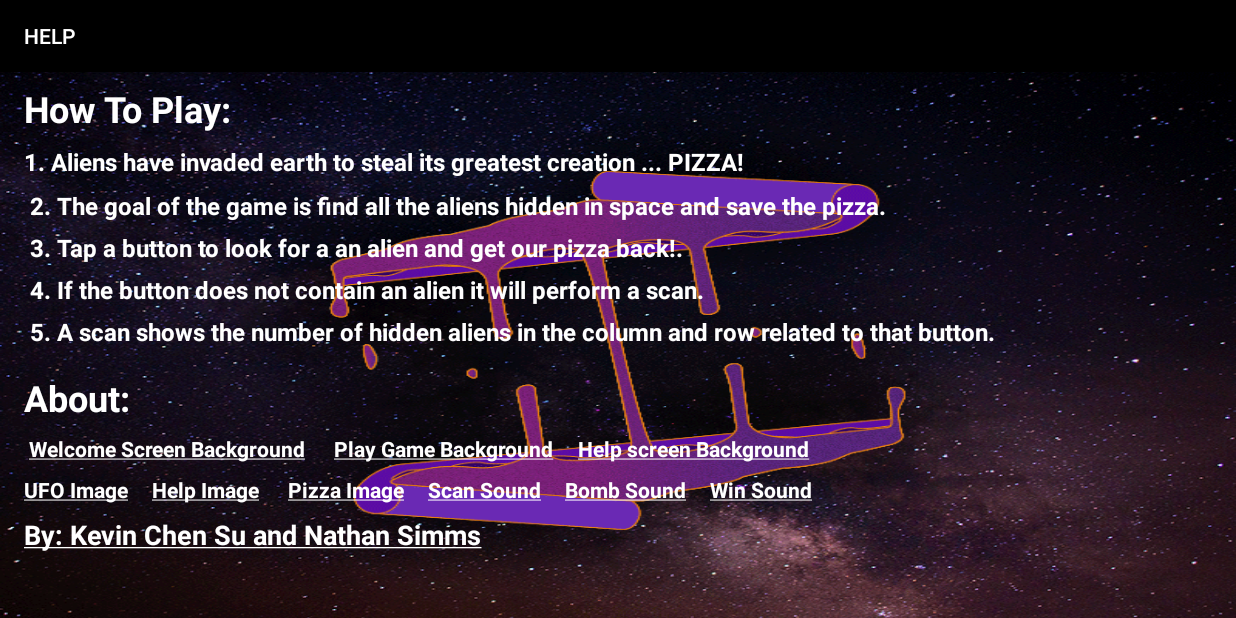
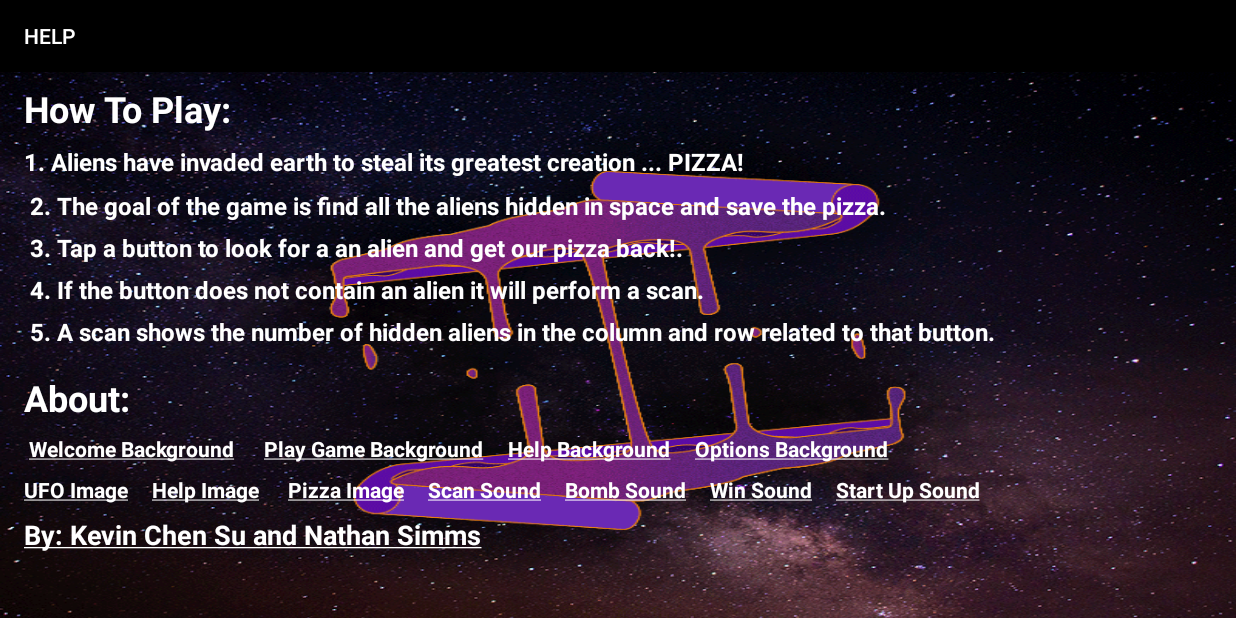
Before and after one commit to 13-nate/Pizza-Saver, an Android app: the HelpMenuActivity screen opened directly, with no data from a screen before it, on a phone screen of 824 x 412 dp (held sideways). Run offline under Robolectric (Android 15) with nearby library versions, the phone set to English and light mode, and no system bars; Roboto replaces fonts that are not available here.

Commit message:
made hyperlinks clickable

```diff
--- a/app/src/main/java/com/example/mineseeker/com/example/mineseeker/UI/HelpMenuActivity.java
+++ b/app/src/main/java/com/example/mineseeker/com/example/mineseeker/UI/HelpMenuActivity.java
@@ -49,6 +49,12 @@ public class HelpMenuActivity extends AppCompatActivity {
 
         TextView txtHelpBg = findViewById(R.id.txtHelpBg);
         txtHelpBg.setMovementMethod(LinkMovementMethod.getInstance());
+
+        TextView txtOptionsBg = findViewById(R.id.txtOptionsBg);
+        txtOptionsBg.setMovementMethod(LinkMovementMethod.getInstance());
+
+        TextView txtStartUpSound = findViewById(R.id.txtStartUpSound);
+        txtStartUpSound.setMovementMethod(LinkMovementMethod.getInstance());
     }
     public static Intent makeIntentHelpActivity(Context context){
         return new Intent(context, HelpMenuActivity.class);
--- a/app/src/main/res/layout/activity_help_menu.xml
+++ b/app/src/main/res/layout/activity_help_menu.xml
@@ -46,6 +46,19 @@
         app:layout_constraintStart_toEndOf="@+id/txtPlayGameBg"
         app:layout_constraintTop_toTopOf="@+id/txtPlayGameBg"
         app:layout_constraintVertical_bias="0.0" />
+
+    <TextView
+        android:id="@+id/txtOptionsBg"
+        android:layout_width="wrap_content"
+        android:layout_height="wrap_content"
+        android:layout_marginStart="16dp"
+        android:text="@string/options_background"
+        android:textColor="@color/design_default_color_on_primary"
+        android:textColorLink="@color/design_default_color_on_primary"
+        android:textStyle="bold"
+        app:layout_constraintBottom_toBottomOf="@+id/txtHelpBg"
+        app:layout_constraintStart_toEndOf="@+id/txtHelpBg"
+        app:layout_constraintTop_toTopOf="@+id/txtHelpBg" />
 
     <TextView
         android:id="@+id/txtPizzaImage"
@@ -155,6 +168,19 @@
         app:layout_constraintVertical_bias="0.0" />
 
     <TextView
+        android:id="@+id/txtStartUpSound"
+        android:layout_width="wrap_content"
+        android:layout_height="wrap_content"
+        android:layout_marginStart="16dp"
+        android:text="@string/start_up_sound"
+        android:textColor="@color/design_default_color_on_primary"
+        android:textColorLink="@color/design_default_color_on_primary"
+        android:textStyle="bold"
+        app:layout_constraintBottom_toBottomOf="@+id/txtWinSound"
+        app:layout_constraintStart_toEndOf="@+id/txtWinSound"
+        app:layout_constraintTop_toTopOf="@+id/txtWinSound" />
+
+    <TextView
         android:id="@+id/txtBombFoundSound"
         android:layout_width="wrap_content"
         android:layout_height="wrap_content"
--- a/app/src/main/res/values/strings.xml
+++ b/app/src/main/res/values/strings.xml
@@ -38,8 +38,10 @@
     <string name="high_score">High Score: </string>
     <string name="warning">WARNING</string>
     <string name="options">OPTIONS</string>
-    <string name="welcome_screen_background"> <a href ="https://wallpapercave.com/wp/wp2789908.jpg">Welcome Screen Background</a></string>
+    <string name="welcome_screen_background"> <a href ="https://wallpapercave.com/wp/wp2789908.jpg">Welcome Background</a></string>
     <string name="play_game_background"> <a href ="https://i.pinimg.com/originals/70/2d/28/702d289aa90b45695752d145e119b3e1.jpg">Play Game Background</a></string>
     <string name="pizza_image"> <a href ="https://www.seekpng.com/idown/u2w7w7y3y3t4w7i1_fotolia-134097986-subscription-monthly-m-pizza-slice-cartoon/">Pizza Image</a></string>
-    <string name="help_screen_background"><a href ="https://cdn.dribbble.com/users/1129147/screenshots/3328389/spacepizza.gif">Help screen Background</a></string>
+    <string name="help_screen_background"><a href ="https://cdn.dribbble.com/users/1129147/screenshots/3328389/spacepizza.gif">Help Background</a></string>
+    <string name="options_background"><a href ="https://wallpapermemory.com/398710">Options Background</a></string>
+    <string name="start_up_sound"><a href ="https://freesound.org/people/Erratic/sounds/235/">Start Up Sound</a></string>
 </resources>
```
Also changed, not shown: app/src/main/res/drawable/alien_intro.jpg (deleted), app/src/main/res/drawable/earth_from_space.jpg (deleted), app/src/main/res/drawable/helpactivitybg.jpg (deleted), app/src/main/res/drawable/helpbg.jpg (deleted), app/src/main/res/mipmap-xhdpi/bomb.png (deleted), app/src/main/res/mipmap-xhdpi/explosion.png (deleted).
